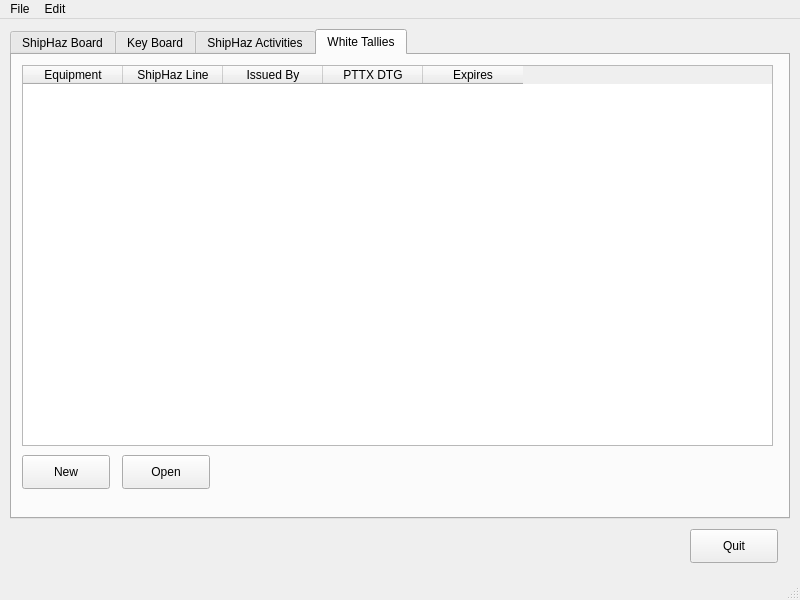
First picture: the form in mainWindow.ui, repository Wod1n/eShipHaz, before the edit.
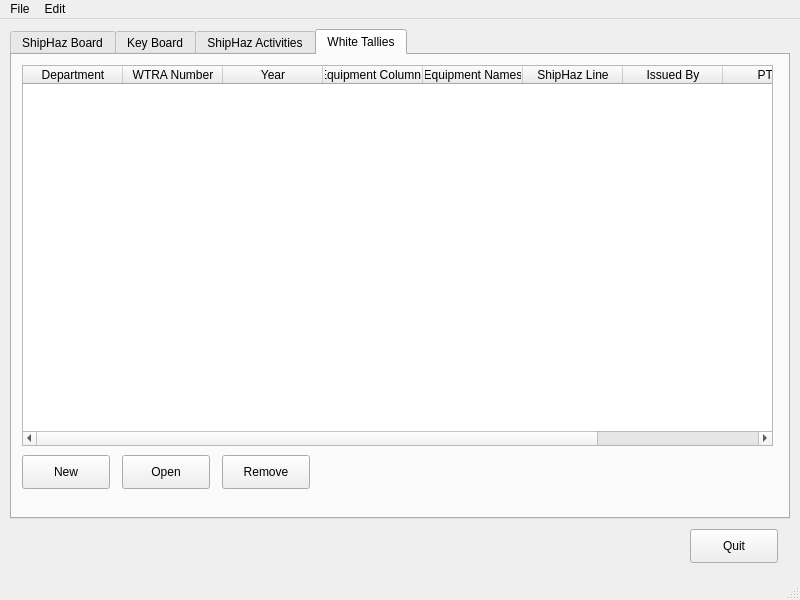
Second picture: the form after the edit. The open tabs and pages were chosen to show the change.

Commit message: Added WTRA features and TimeZone code fix

The edit to the form file:
```diff
--- a/mainWindow.ui
+++ b/mainWindow.ui
@@ -213,7 +213,27 @@
       </property>
       <column>
        <property name="text">
-        <string>Equipment</string>
+        <string>Department</string>
+       </property>
+      </column>
+      <column>
+       <property name="text">
+        <string>WTRA Number</string>
+       </property>
+      </column>
+      <column>
+       <property name="text">
+        <string>Year</string>
+       </property>
+      </column>
+      <column>
+       <property name="text">
+        <string>Equipment Columns</string>
+       </property>
+      </column>
+      <column>
+       <property name="text">
+        <string>Equipment Names</string>
        </property>
       </column>
       <column>
@@ -228,15 +248,28 @@
       </column>
       <column>
        <property name="text">
-        <string>PTTX DTG</string>
+        <string>PTTX</string>
        </property>
       </column>
       <column>
        <property name="text">
-        <string>Expires</string>
+        <string>Expiry</string>
        </property>
       </column>
      </widget>
+     <widget class="QPushButton" name="removeButton">
+      <property name="geometry">
+       <rect>
+        <x>210</x>
+        <y>400</y>
+        <width>88</width>
+        <height>34</height>
+       </rect>
+      </property>
+      <property name="text">
+       <string>Remove</string>
+      </property>
+     </widget>
     </widget>
    </widget>
   </widget>
```
Left out of the diff: 110 changed lines with no effect on the pictures. The commit also changes 10 other files.
